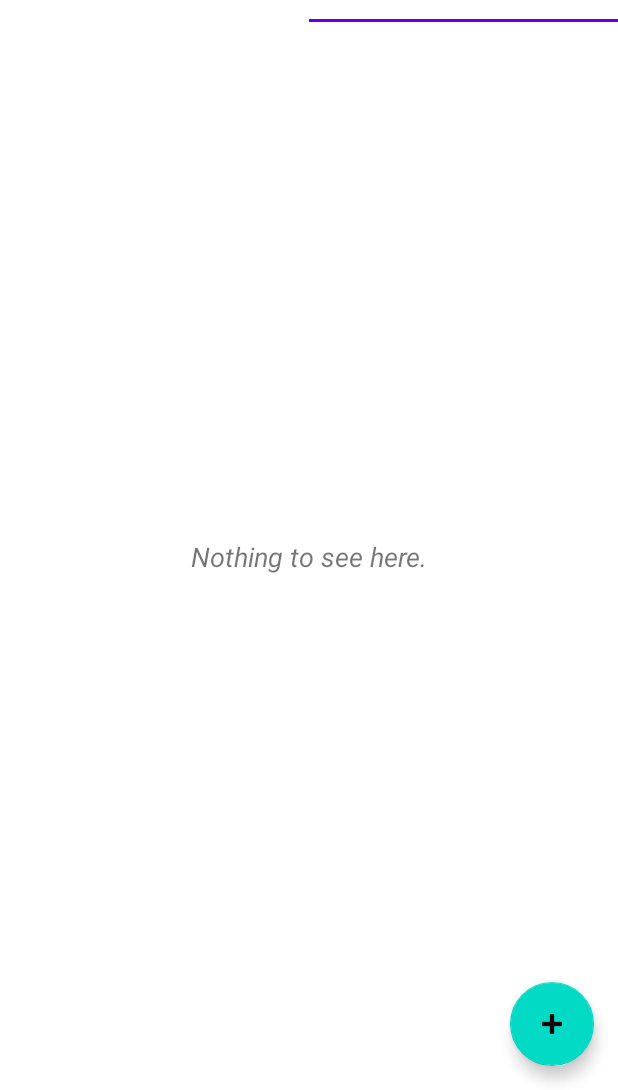
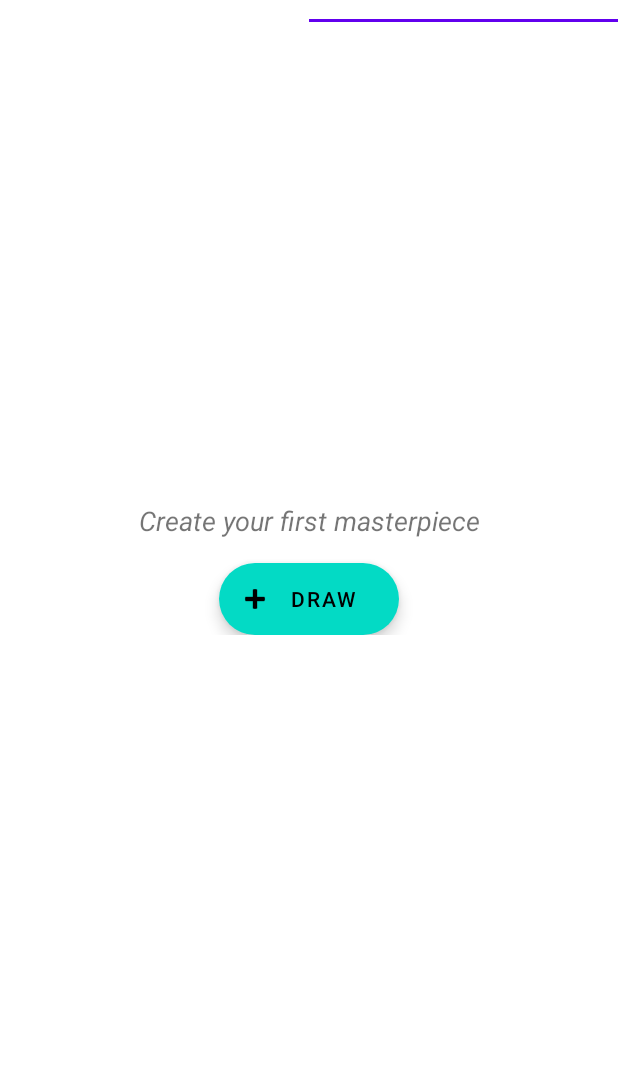
Before and after one commit to renzzzi/BadArt, an Android app: the FeedFragment screen opened through its navigation route, tab 2 chosen, on a phone screen of 412 x 824 dp, the part 146-1236 px from its top. Run offline under Robolectric (Android 15) with nearby library versions, the phone set to English and light mode, and no system bars; our stand-ins replace Firebase (no records; nobody signed in at launch, a user with empty details on screens opened directly).

Commit message:
Added the word "DRAW" to the floating action button for drawing in the bottom right corner
When the "MY BADART" tab is empty, changed the text and moves the floating action button in the middle with the text

The hidden posts will now show in the original artist's "MY BADART" tab with red text displaying why it was hidden

```diff
--- a/app/src/main/java/com/example/badart/ui/FeedFragment.kt
+++ b/app/src/main/java/com/example/badart/ui/FeedFragment.kt
@@ -65,6 +65,10 @@ class FeedFragment : Fragment(R.layout.fragment_feed) {
             findNavController().navigate(R.id.action_feedFragment_to_drawFragment)
         }
 
+        binding.btnEmptyAction.setOnClickListener {
+            findNavController().navigate(R.id.action_feedFragment_to_drawFragment)
+        }
+
         binding.btnProfile.setOnClickListener {
             findNavController().navigate(R.id.action_feedFragment_to_profileFragment)
         }
@@ -76,23 +80,39 @@ class FeedFragment : Fragment(R.layout.fragment_feed) {
 
         val filteredList: List<Post>
         val isMyArt: Boolean
+        val tabIndex = binding.tabLayout.selectedTabPosition
 
-        if (binding.tabLayout.selectedTabPosition == 0) {
-            // TAB 0: My BadFeed (Everyone else's art)
-            filteredList = allPosts.filter { it.artistName != myName }
+        if (tabIndex == 0) {
+            // TAB 0: My BadFeed
+            // HIDE myself AND HIDE reported posts
+            filteredList = allPosts.filter { it.artistName != myName && it.reportCount < 3 }
             isMyArt = false
         } else {
-            // TAB 1: My BadArt (Only my art)
+            // TAB 1: My BadArt
+            // SHOW myself (including reported)
             filteredList = allPosts.filter { it.artistName == myName }
             isMyArt = true
         }
 
         if (filteredList.isEmpty()) {
-            binding.tvEmptyState.visibility = View.VISIBLE
+            binding.layoutEmptyState.visibility = View.VISIBLE
             binding.recyclerView.visibility = View.GONE
+
+            if (tabIndex == 0) {
+                // Empty Feed
+                binding.tvEmptyState.text = "Nothing to see here, come back later."
+                binding.btnEmptyAction.visibility = View.GONE
+                binding.fabDraw.visibility = View.VISIBLE
+            } else {
+                // Empty My Art
+                binding.tvEmptyState.text = "Create your first masterpiece"
+                binding.btnEmptyAction.visibility = View.VISIBLE
+                binding.fabDraw.visibility = View.GONE
+            }
         } else {
-            binding.tvEmptyState.visibility = View.GONE
+            binding.layoutEmptyState.visibility = View.GONE
             binding.recyclerView.visibility = View.VISIBLE
+            binding.fabDraw.visibility = View.VISIBLE
             adapter.updateList(filteredList, isMyArt)
         }
     }
--- a/app/src/main/java/com/example/badart/viewmodel/SharedViewModel.kt
+++ b/app/src/main/java/com/example/badart/viewmodel/SharedViewModel.kt
@@ -85,8 +85,11 @@ class SharedViewModel : ViewModel() {
                     val post = doc.toObject(Post::class.java)
 
                     if (post != null) {
-                        if (post.reportCount >= 3) continue
+                        // Filter out BLOCKED users (always hidden)
                         if (blockedList.contains(post.artistName)) continue
+
+                        // NOTE: Removed reportCount filtering here to handle it in UI
+                        // so artist can still see their own reported posts.
 
                         if (post.imageBase64.isNotEmpty()) {
                             try {
@@ -104,7 +107,6 @@ class SharedViewModel : ViewModel() {
     }
 
     fun solvePost(post: Post, winnerName: String) {
-        // Now that Post.kt enforces "isSolved", this update will match correctly
         db.collection("posts").document(post.id)
             .update(
                 "isSolved", true,
--- a/app/src/main/res/layout/fragment_feed.xml
+++ b/app/src/main/res/layout/fragment_feed.xml
@@ -41,19 +41,35 @@
             android:text="My BadArt" />
     </com.google.android.material.tabs.TabLayout>
 
-    <!-- Empty State Text -->
-    <TextView
-        android:id="@+id/tvEmptyState"
+    <LinearLayout
+        android:id="@+id/layoutEmptyState"
         android:layout_width="wrap_content"
         android:layout_height="wrap_content"
-        android:text="Nothing to see here."
-        android:textSize="18sp"
-        android:textStyle="italic"
+        android:gravity="center"
+        android:orientation="vertical"
         android:visibility="gone"
         app:layout_constraintBottom_toBottomOf="parent"
         app:layout_constraintEnd_toEndOf="parent"
         app:layout_constraintStart_toStartOf="parent"
-        app:layout_constraintTop_toBottomOf="@+id/tabLayout" />
+        app:layout_constraintTop_toBottomOf="@+id/tabLayout">
+
+        <TextView
+            android:id="@+id/tvEmptyState"
+            android:layout_width="wrap_content"
+            android:layout_height="wrap_content"
+            android:text="Nothing to see here."
+            android:textSize="18sp"
+            android:textStyle="italic"
+            android:textAlignment="center"
+            android:padding="16dp"/>
+
+        <com.google.android.material.floatingactionbutton.ExtendedFloatingActionButton
+            android:id="@+id/btnEmptyAction"
+            android:layout_width="wrap_content"
+            android:layout_height="wrap_content"
+            android:text="DRAW"
+            app:icon="@android:drawable/ic_input_add"/>
+    </LinearLayout>
 
     <androidx.recyclerview.widget.RecyclerView
         android:id="@+id/recyclerView"
@@ -66,13 +82,14 @@
         app:layout_constraintStart_toStartOf="parent"
         app:layout_constraintTop_toBottomOf="@+id/tabLayout" />
 
-    <com.google.android.material.floatingactionbutton.FloatingActionButton
+    <com.google.android.material.floatingactionbutton.ExtendedFloatingActionButton
         android:id="@+id/fabDraw"
         android:layout_width="wrap_content"
         android:layout_height="wrap_content"
         android:layout_margin="16dp"
         android:contentDescription="@string/content_desc_add_drawing"
-        android:src="@android:drawable/ic_input_add"
+        android:text="DRAW"
+        app:icon="@android:drawable/ic_input_add"
         app:layout_constraintBottom_toBottomOf="parent"
         app:layout_constraintEnd_toEndOf="parent" />
 
```
Also changed, not shown: app/src/main/java/com/example/badart/ui/FeedAdapter.kt (+9 -1 lines), app/src/main/res/layout/item_post.xml (+18 -2 lines).
